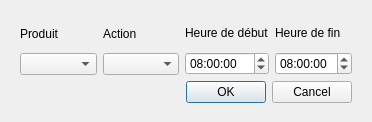
Before: the Qt Designer form addevent.ui in Karvyz/WorkView, drawn with Qt 5.
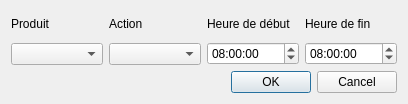
After: the same form once the commit is applied.

What changed in the file:
```diff
--- a/addevent.ui
+++ b/addevent.ui
@@ -6,23 +6,17 @@
    <rect>
     <x>0</x>
     <y>0</y>
-    <width>372</width>
-    <height>122</height>
+    <width>408</width>
+    <height>104</height>
    </rect>
   </property>
   <property name="windowTitle">
    <string>Dialog</string>
   </property>
-  <widget class="QWidget" name="">
-   <property name="geometry">
-    <rect>
-     <x>20</x>
-     <y>20</y>
-     <width>332</width>
-     <height>83</height>
-    </rect>
-   </property>
-   <layout class="QVBoxLayout" name="verticalLayout_5">
+  <property name="modal">
+   <bool>false</bool>
+  </property>
+  <layout class="QVBoxLayout" name="verticalLayout_6">
     <item>
      <layout class="QHBoxLayout" name="horizontalLayout">
       <item>
@@ -113,7 +107,6 @@
      </widget>
     </item>
    </layout>
-  </widget>
  </widget>
  <resources/>
  <connections>
```
Left out of the diff: 2 changed lines with no effect on the pictures. Lines whose indentation alone changed are shown as unchanged.
